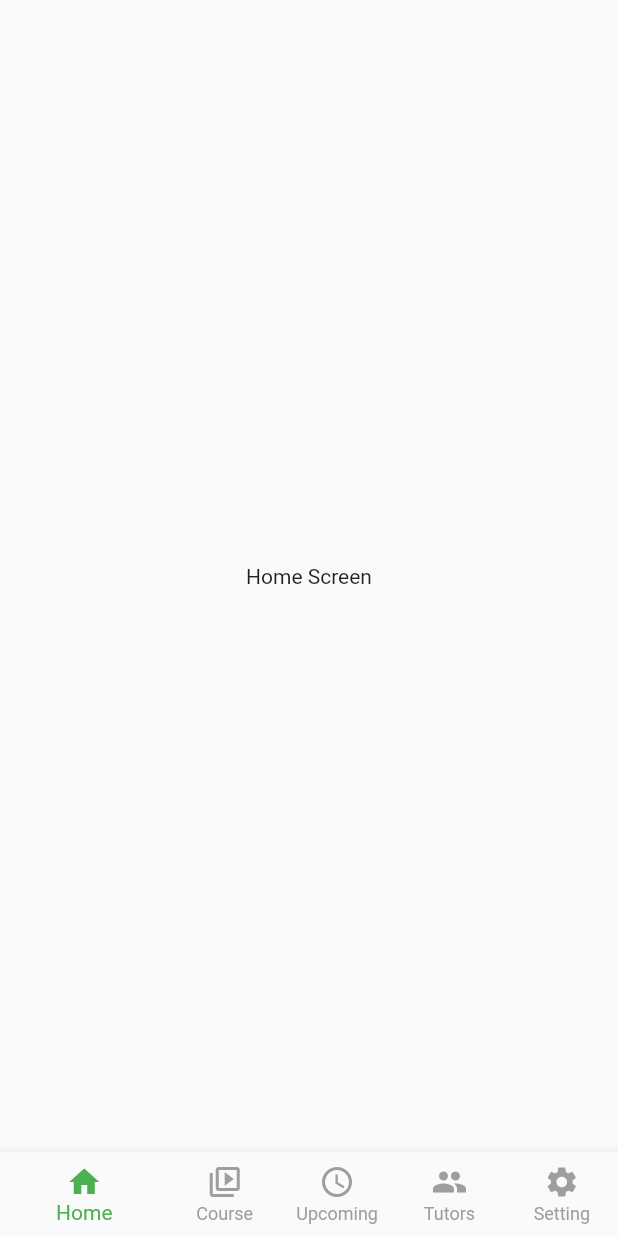
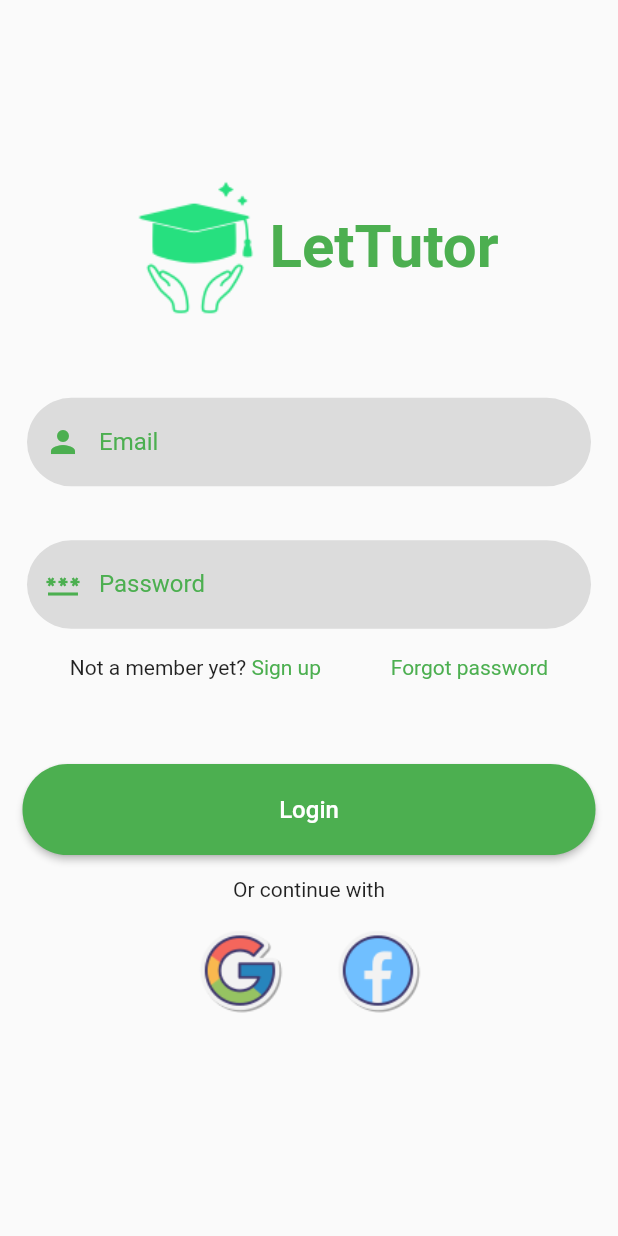
Before and after one commit to nbnlong2712/Lettutor, a Flutter app: the screen it shows after launch, on a phone screen of 412 x 824 dp. Run offline on Flutter 3.47's test engine with Material 2 defaults, Android fonts, the phone set to English and light mode, and no system bars.

Commit message:
Complete UI for LoginScreen

```diff
--- /dev/null
+++ b/lib/auth/login_screen.dart
@@ -0,0 +1,125 @@
+import 'package:flutter/material.dart';
+import 'package:flutter_lettutor/components/auth_button.dart';
+import 'package:flutter_lettutor/components/auth_textfield.dart';
+import 'package:flutter_lettutor/components/third_auth_button.dart';
+
+class LoginScreen extends StatelessWidget {
+  static const String router = "/login-screen";
+
+  const LoginScreen({Key? key}) : super(key: key);
+
+  @override
+  Widget build(BuildContext context) {
+    return Scaffold(
+      resizeToAvoidBottomInset: false,
+      body: SafeArea(
+        child: Center(
+          child: SizedBox(
+            height: MediaQuery.of(context).size.height,
+            child: Column(
+              children: <Widget>[
+                SizedBox(
+                  height: MediaQuery.of(context).size.height * 0.1,
+                ),
+                SizedBox(
+                  height: MediaQuery.of(context).size.height * 0.2,
+                  child: Row(
+                    mainAxisAlignment: MainAxisAlignment.center,
+                    children: <Widget>[
+                      Image.asset("assets/images/logo.png"),
+                      const Text("LetTutor",
+                          style: TextStyle(
+                              fontWeight: FontWeight.w600,
+                              fontSize: 40,
+                              color: Colors.green))
+                    ],
+                  ),
+                ),
+                SizedBox(
+                  height: MediaQuery.of(context).size.height * 0.3,
+                  child: Column(
+                    children: <Widget>[
+                      AuthTextField(
+                        label: "Email",
+                        hint: "Enter you email...",
+                        icon: Icons.person,
+                        inputType: TextInputType.emailAddress,
+                        validator: (value) => "",
+                        onSaved: (value) {},
+                        isPassword: false,
+                      ),
+                      AuthTextField(
+                        label: "Password",
+                        hint: "Enter you password...",
+                        icon: Icons.password,
+                        inputType: TextInputType.visiblePassword,
+                        validator: (value) => "",
+                        onSaved: (value) {},
+                        isPassword: true,
+                      ),
+                      Row(
+                        mainAxisAlignment: MainAxisAlignment.spaceEvenly,
+                        children: <Widget>[
+                          Row(
+                            children: <Widget>[
+                              const Text("Not a member yet?"),
+                              GestureDetector(
+                                child: const Text(
+                                  " Sign up",
+                                  style: TextStyle(color: Colors.green),
+                                ),
+                                onTap: () {},
+                              ),
+                            ],
+                          ),
+                          GestureDetector(
+                            child: const Text(
+                              "Forgot password",
+                              style: TextStyle(color: Colors.green),
+                            ),
+                            onTap: () {},
+                          ),
+                        ],
+                      ),
+                    ],
+                  ),
+                ),
+                SizedBox(
+                  height: MediaQuery.of(context).size.height * 0.11,
+                  child: AuthButton(
+                    onPressed: () {},
+                    label: const Text(
+                      "Login",
+                      style: TextStyle(fontSize: 16),
+                    ),
+                  ),
+                ),
+                SizedBox(
+                  height: MediaQuery.of(context).size.height * 0.2,
+                  child: Column(
+                    children: <Widget>[
+                      Text("Or continue with"),
+                      Row(
+                        mainAxisAlignment: MainAxisAlignment.center,
+                        children: <Widget>[
+                          ThirdAuthButton(
+                            thirdParty: ThirdParty.Google,
+                            onPressed: () {},
+                          ),
+                          ThirdAuthButton(
+                            thirdParty: ThirdParty.Facebook,
+                            onPressed: () {},
+                          )
+                        ],
+                      ),
+                    ],
+                  ),
+                )
+              ],
+            ),
+          ),
+        ),
+      ),
+    );
+  }
+}
--- /dev/null
+++ b/lib/components/auth_button.dart
@@ -0,0 +1,30 @@
+import 'package:flutter/material.dart';
+
+class AuthButton extends StatelessWidget {
+  const AuthButton(
+      {Key? key,
+      required this.onPressed,
+      required this.label,})
+      : super(key: key);
+
+  final Function() onPressed;
+  final Text label;
+
+  @override
+  Widget build(BuildContext context) {
+    return Padding(
+      padding: const EdgeInsets.all(15),
+      child: ElevatedButton(
+        onPressed: onPressed,
+        child: label,
+        style: ElevatedButton.styleFrom(
+          primary: Colors.green,
+          fixedSize: Size(MediaQuery.of(context).size.width, 0),
+          shape: RoundedRectangleBorder(
+            borderRadius: BorderRadius.circular(30),
+          )
+        ),
+      ),
+    );
+  }
+}
--- /dev/null
+++ b/lib/components/auth_textfield.dart
@@ -0,0 +1,51 @@
+import 'package:flutter/material.dart';
+
+class AuthTextField extends StatelessWidget {
+  AuthTextField(
+      {Key? key,
+      required this.label,
+      required this.hint,
+      required this.icon,
+      required this.inputType,
+      required this.validator,
+      required this.onSaved,
+      required this.isPassword})
+      : super(key: key);
+
+  String label;
+  String hint;
+  IconData icon;
+  TextInputType inputType;
+  String? Function(String?)? validator;
+  void Function(String?)? onSaved;
+  bool isPassword;
+
+  @override
+  Widget build(BuildContext context) {
+    return Padding(
+      padding: const EdgeInsets.all(18.0),
+      child: TextFormField(
+        decoration: InputDecoration(
+            labelText: label,
+            labelStyle: const TextStyle(color: Colors.green),
+            hintText: hint,
+            prefixIcon: Icon(icon, color: Colors.green,),
+            fillColor: Colors.black12,
+            filled: true,
+            focusedBorder: OutlineInputBorder(
+              borderSide: const BorderSide(color: Colors.green),
+              borderRadius: BorderRadius.circular(30),
+            ),
+            border: OutlineInputBorder(
+              borderSide: BorderSide.none,
+              borderRadius: BorderRadius.circular(30),
+            )),
+        cursorColor: Colors.green,
+        keyboardType: inputType,
+        validator: validator,
+        onSaved: onSaved,
+        obscureText: isPassword,
+      ),
+    );
+  }
+}
--- /dev/null
+++ b/lib/components/third_auth_button.dart
@@ -0,0 +1,34 @@
+import 'package:flutter/material.dart';
+
+enum ThirdParty{
+  Google, Facebook
+}
+
+extension ParseToString on ThirdParty {
+  String toShortString() {
+    return this.toString().split('.').last;
+  }
+}
+
+class ThirdAuthButton extends StatelessWidget {
+  ThirdAuthButton({
+    Key? key,
+    required this.thirdParty,
+    required this.onPressed,
+  }) : super(key: key);
+
+  ThirdParty thirdParty;
+  Function() onPressed;
+
+  @override
+  Widget build(BuildContext context) {
+    return Padding(
+      padding: const EdgeInsets.all(8.0),
+      child: IconButton(
+        icon: Image.asset("assets/images/" + thirdParty.toShortString().toLowerCase().trim() + "-icon.png"),
+        iconSize: 60,
+        onPressed: onPressed,
+      ),
+    );
+  }
+}
--- a/lib/main.dart
+++ b/lib/main.dart
@@ -1,4 +1,6 @@
+import 'package:flutter/cupertino.dart';
 import 'package:flutter/material.dart';
+import 'package:flutter_lettutor/auth/login_screen.dart';
 import 'package:flutter_lettutor/screens/course_screen.dart';
 import 'package:flutter_lettutor/screens/home_screen.dart';
 import 'package:flutter_lettutor/screens/setting_screen.dart';
@@ -20,7 +22,8 @@ class MyApp extends StatelessWidget {
         primarySwatch: Colors.blue,
       ),
       debugShowCheckedModeBanner: false,
-      home: const HomePage(),
+      home: LoginScreen(),
+      initialRoute: LoginScreen.router,
     );
   }
 }
```
Also changed, not shown: assets/images/facebook-icon.png (added), assets/images/google-icon.png (added), assets/images/logo.png (added), lib/auth/forget_password_screen.dart (added), lib/auth/register_auth.dart (added).
